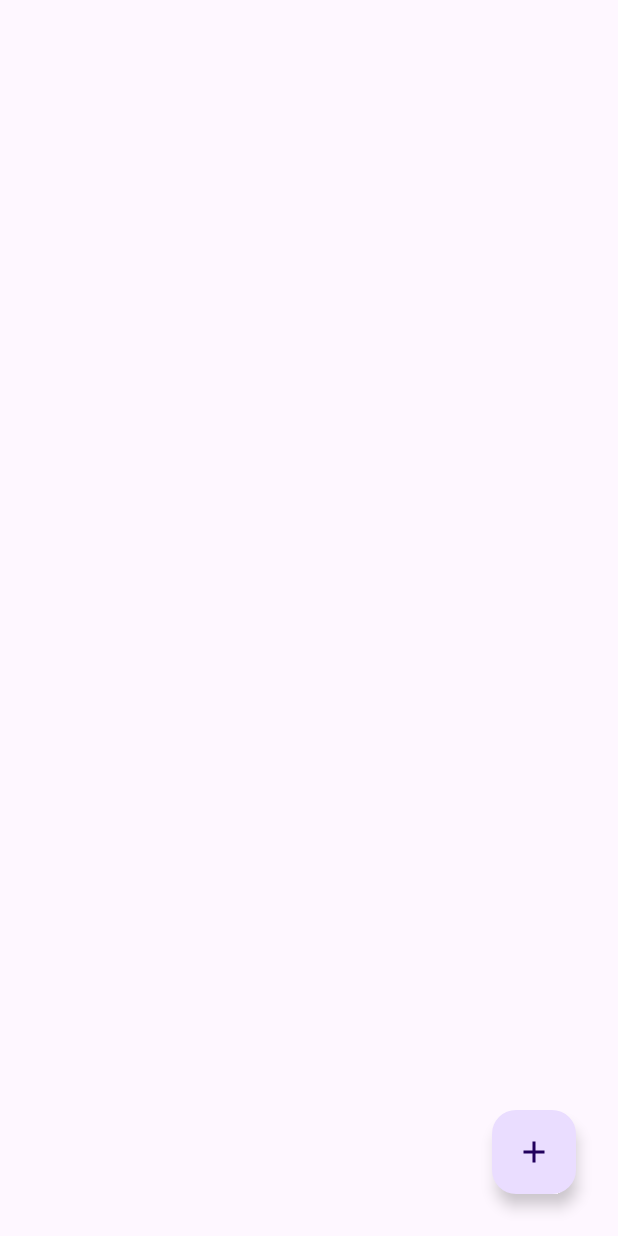
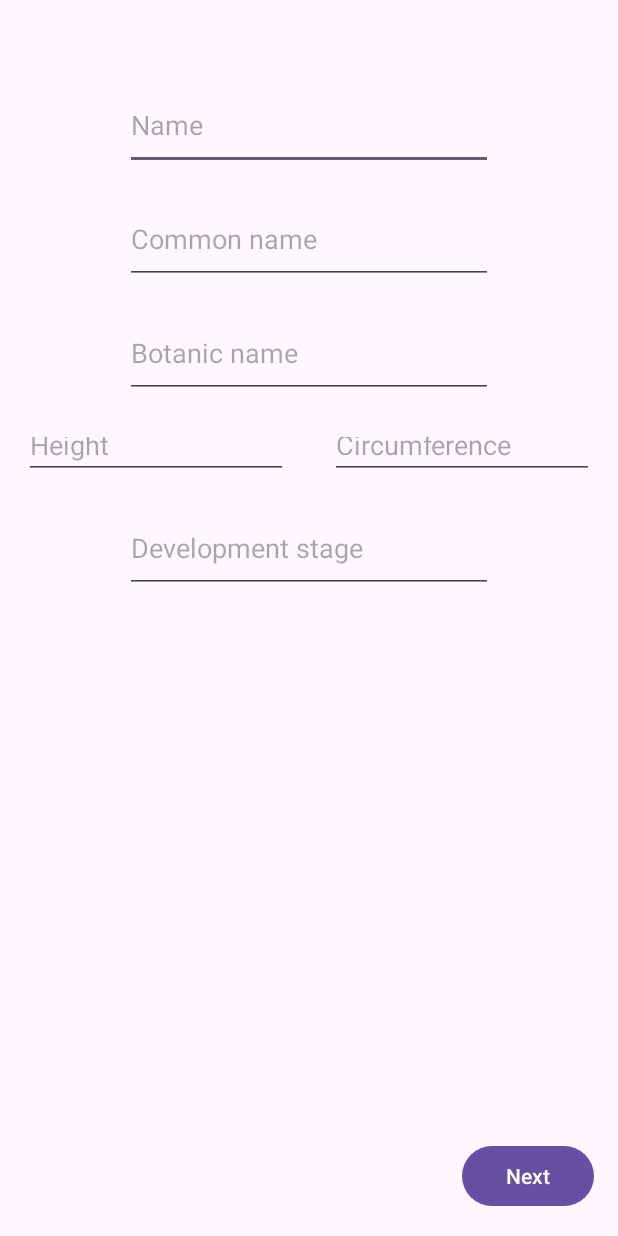
Before and after one commit to Ramamas6/TreeWonder, an Android app: the CreateTreeActivity screen opened directly, with no data from a screen before it, on a phone screen of 412 x 824 dp. Run offline under Robolectric (Android 15) with nearby library versions, the phone set to English and light mode, and no system bars.

Commit message:
fix: some bugs

```diff
--- a/app/src/main/java/com/example/treewonder/CreateTreeActivity.kt
+++ b/app/src/main/java/com/example/treewonder/CreateTreeActivity.kt
@@ -12,24 +12,15 @@ class CreateTreeActivity : AppCompatActivity() {
         super.onCreate(savedInstanceState)
         setContentView(R.layout.activity_create_tree)
 
-        val btnExit = findViewById<Button>(R.id.a_create_tree_exit)
-        // Click on "Exit" button : switch to main activity and send it the tree
-        btnExit.setOnClickListener {
-            val tree = Tree(1, "Name", "commonName", "botanicName", 10, 10, "", 0, "", "", "", "", "", "", "", "", 40.0, 40.0, "")
-            val returnIntent = Intent()
-            returnIntent.putExtra(TREE_KEY, tree)
-            setResult(Activity.RESULT_OK, returnIntent)
-            finish()
-        }
+        displayCreatedTreeFragment()
 
     }
         private fun displayCreatedTreeFragment(){
             val transaction = supportFragmentManager.beginTransaction()
             transaction.replace(
-                R.id.a_main_toolbal_fragment,
+                R.id.a_main_lyt_fragment,
                 CreateTreeFragment()
             )
-            transaction.commit()
-            //floatingActionButton.visibility = View.GONE
+            val rez = transaction.commit()
         }
 }
--- a/app/src/main/java/com/example/treewonder/CreateTreeFragment3.kt
+++ b/app/src/main/java/com/example/treewonder/CreateTreeFragment3.kt
@@ -73,7 +73,8 @@ class CreateTreeFragment3 : Fragment() {
             val latitude = edtLatitude.text.toString().toDouble()
             val address = edtAddress.text.toString()
 
-            val tree = Tree(name,
+            val tree = Tree(id,
+                            name,
                             commonName,
                             botanicName,
                             height,
--- a/app/src/main/res/layout/activity_create_tree.xml
+++ b/app/src/main/res/layout/activity_create_tree.xml
@@ -6,18 +6,6 @@
     android:layout_width="match_parent"
     android:layout_height="match_parent"
     tools:context=".MainActivity" >
-
-    <com.google.android.material.floatingactionbutton.FloatingActionButton
-        android:id="@+id/a_main_btn_create_tree"
-        android:layout_width="wrap_content"
-        android:layout_height="wrap_content"
-        android:layout_marginEnd="28dp"
-        android:layout_marginBottom="28dp"
-        android:clickable="true"
-        android:contentDescription="add_tree"
-        app:layout_constraintBottom_toBottomOf="parent"
-        app:layout_constraintEnd_toEndOf="parent"
-        app:srcCompat="@drawable/baseline_add_24" />
 
     <androidx.constraintlayout.widget.ConstraintLayout
         android:id="@+id/a_main_lyt_fragment"
```
